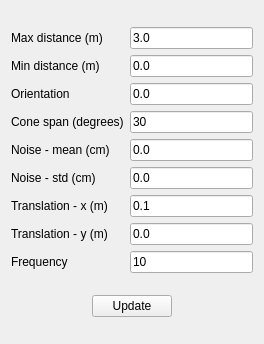
Old version of the form stdr_gui/ui/sonarProperties.ui in the repository stdr-simulator-ros-pkg/stdr_simulator.
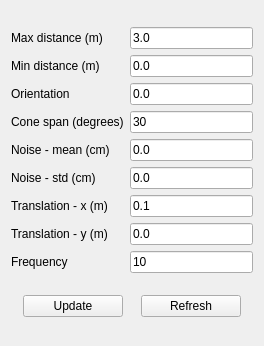
New version of the form.

Patch:
```diff
--- a/stdr_gui/ui/sonarProperties.ui
+++ b/stdr_gui/ui/sonarProperties.ui
@@ -7,7 +7,7 @@
     <x>0</x>
     <y>0</y>
     <width>264</width>
-    <height>344</height>
+    <height>346</height>
    </rect>
   </property>
   <property name="windowTitle">
@@ -159,7 +159,9 @@
      </item>
     </layout>
    </item>
-   <item row="1" column="0" alignment="Qt::AlignHCenter">
+   <item row="2" column="0">
+    <layout class="QHBoxLayout" name="horizontalLayout">
+     <item>
     <widget class="QPushButton" name="pushButton">
      <property name="maximumSize">
       <size>
@@ -172,6 +174,21 @@
      </property>
     </widget>
    </item>
+     <item>
+      <widget class="QPushButton" name="refresh_sonar">
+       <property name="maximumSize">
+        <size>
+         <width>100</width>
+         <height>16777215</height>
+        </size>
+       </property>
+       <property name="text">
+        <string>Refresh</string>
+       </property>
+      </widget>
+     </item>
+    </layout>
+   </item>
   </layout>
  </widget>
  <tabstops>
```
Left out of the diff: 1 changed line with no effect on the pictures. Lines whose indentation alone changed are shown as unchanged.
